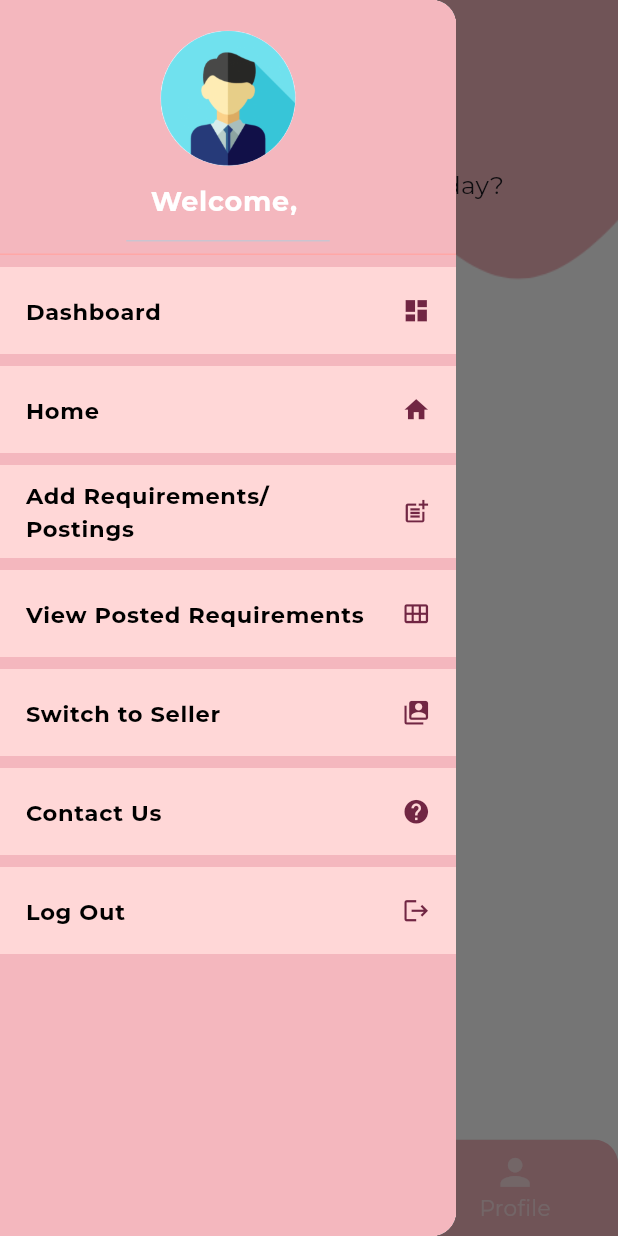
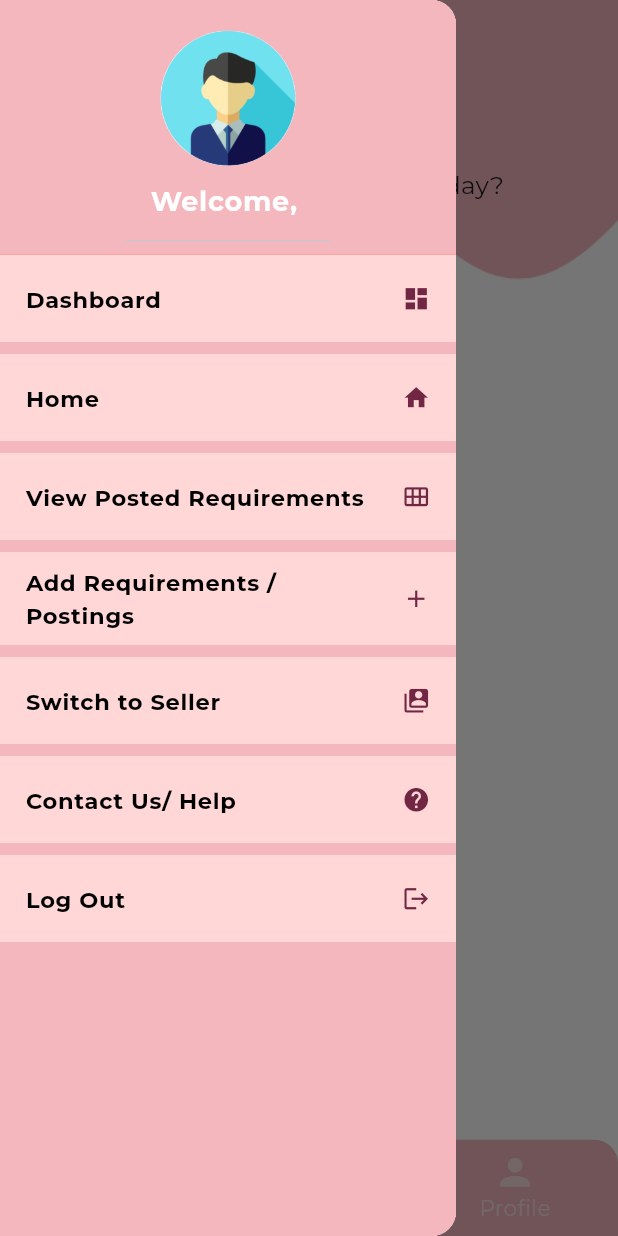
Before and after one commit to IsvaShahzad/CharmedHomeServices, a Flutter app: the ConsumerMainPageScreen screen opened directly, with the side drawer open, on a phone screen of 412 x 824 dp. Run offline on Flutter 3.47's test engine with Material 3 defaults, Android fonts, the phone set to English and light mode, and no system bars; our stand-ins replace badges, cloud_firestore, confetti, firebase_auth, firebase_core, firebase_storage and 5 more; missing offline and left inert: firebase_app_check, translator; accounts and stored records are empty; project files that could hold a hidden picture were left out.

Commit message:
full coded program

```diff
--- a/lib/Consumer_Screens/Consumer_mainpage.dart
+++ b/lib/Consumer_Screens/Consumer_mainpage.dart
@@ -83,7 +83,12 @@ class _ConsumerMainPageScreenState extends State<ConsumerMainPageScreen> {
 
   @override
   Widget build(BuildContext context) {
-    return Container(
+    return WillPopScope(
+      onWillPop: () async {
+        // Returning false prevents the screen from being popped
+        return false;
+      },
+      child: Container(
         decoration: BoxDecoration(
           image: DecorationImage(
             image: AssetImage("assets/images/mainpage.png"),
@@ -151,12 +156,15 @@ class _ConsumerMainPageScreenState extends State<ConsumerMainPageScreen> {
                       if (snapshot.hasData) {
                         final docs = snapshot.data!.docs;
                         return GridView.builder(
-                        gridDelegate: SliverGridDelegateWithFixedCrossAxisCount(
+                          gridDelegate:
+                              SliverGridDelegateWithFixedCrossAxisCount(
                             crossAxisCount: MediaQuery.of(context).size.width >
                                     600
                                 ? 3
                                 : 2, // Adjust number of columns based on screen width
-                          crossAxisSpacing: MediaQuery.of(context).size.width *
+                            crossAxisSpacing: MediaQuery.of(context)
+                                    .size
+                                    .width *
                                 0.01, // Adjust spacing based on screen width
                             mainAxisSpacing: MediaQuery.of(context).size.width *
                                 0.01, // Adjust spacing based on screen width
@@ -178,8 +186,7 @@ class _ConsumerMainPageScreenState extends State<ConsumerMainPageScreen> {
                                 Navigator.of(context).push(MaterialPageRoute(
                                   builder: (context) => SubcategoryScreen(
                                     categoryName: data['name'], // Category name
-                                  subcategories:
-                                      subcategories,
+                                    subcategories: subcategories,
                                     // Pass the list of subcategories
                                   ),
                                 ));
@@ -275,13 +282,7 @@ class _ConsumerMainPageScreenState extends State<ConsumerMainPageScreen> {
             ),
           ),
           drawer: Drawer(
-          child: LayoutBuilder(
-            builder: (context, constraints) {
-              // Determine the size of the screen
-              bool isWideScreen =
-                  constraints.maxWidth > 600; // Define your breakpoint here
-
-              return Container(
+            child: Container(
               decoration: BoxDecoration(
                 color: Color(
                     0xfff4b7be), // Set the background color to pink hex code
@@ -302,25 +303,18 @@ class _ConsumerMainPageScreenState extends State<ConsumerMainPageScreen> {
                             mainAxisAlignment: MainAxisAlignment.center,
                             children: <Widget>[
                               CircleAvatar(
-                                  radius: isWideScreen
-                                      ? 60
-                                      : 45, // Responsive avatar size
-                                  backgroundImage: AssetImage(
-                                      'assets/images/avatarimage.png'),
+                                radius: 45, // Smaller radius for the avatar
+                                backgroundImage:
+                                    AssetImage('assets/images/avatarimage.png'),
                                 // Use NetworkImage for online images
                                 // backgroundImage: NetworkImage('https://example.com/avatar.png'),
                               ),
-                                SizedBox(
-                                    height: isWideScreen
-                                        ? 20
-                                        : 10), // Responsive space
+                              SizedBox(height: 10),
                               Text(
                                 'Welcome, $userFirstName',
                                 style: TextStyle(
                                   color: Colors.white,
-                                    fontSize: isWideScreen
-                                        ? 22
-                                        : 18, // Responsive font size
+                                  fontSize: 18, // Smaller font size
                                   fontWeight: FontWeight.bold,
                                   fontFamily: 'Montserrat',
                                 ),
@@ -337,10 +331,24 @@ class _ConsumerMainPageScreenState extends State<ConsumerMainPageScreen> {
                       ],
                     ),
                   ),
-                    SizedBox(height: 8), // Space between header and first item
-                    _buildDrawerItem(
-                      icon: Icons.dashboard,
-                      title: "Dashboard",
+                  Container(
+                    color: Color(0xffffd7d7), // Lighter pink for the tile
+                    child: ListTile(
+                      contentPadding:
+                          EdgeInsets.symmetric(vertical: 1.0, horizontal: 17.0),
+                      trailing: Icon(
+                        Icons.dashboard,
+                        size: 19,
+                        color: Color(0xff712643),
+                      ),
+                      title: Text(
+                        "Dashboard",
+                        style: TextStyle(
+                            color: Colors.black,
+                            fontWeight: FontWeight.bold,
+                            fontFamily: 'Montserrat',
+                            fontSize: 15),
+                      ),
                       onTap: () {
                         Navigator.pushReplacement(
                           context,
@@ -350,10 +358,26 @@ class _ConsumerMainPageScreenState extends State<ConsumerMainPageScreen> {
                         );
                       },
                     ),
-                    SizedBox(height: 8), // Space between items
-                    _buildDrawerItem(
-                      icon: Icons.home,
-                      title: "Home ",
+                  ),
+                  SizedBox(height: 8), // Adjust space between items
+                  Container(
+                    color: Color(0xffffd7d7), // Lighter pink for the tile
+                    child: ListTile(
+                      contentPadding:
+                          EdgeInsets.symmetric(vertical: 1.0, horizontal: 17.0),
+                      trailing: Icon(
+                        Icons.home,
+                        size: 19,
+                        color: Color(0xff712643),
+                      ),
+                      title: Text(
+                        "Home",
+                        style: TextStyle(
+                            color: Colors.black,
+                            fontWeight: FontWeight.bold,
+                            fontFamily: 'Montserrat',
+                            fontSize: 15),
+                      ),
                       onTap: () {
                         Navigator.pushReplacement(
                           context,
@@ -363,10 +387,62 @@ class _ConsumerMainPageScreenState extends State<ConsumerMainPageScreen> {
                         );
                       },
                     ),
-                    SizedBox(height: 8), // Space between items
-                    _buildDrawerItem(
-                      icon: Icons.post_add,
-                      title: "Add Requirements/ Postings",
+                  ),
+                  SizedBox(height: 8), // Adjust space between items
+                  Container(
+                    color: Color(0xffffd7d7), // Lighter pink for the tile
+                    child: ListTile(
+                      contentPadding:
+                          EdgeInsets.symmetric(vertical: 1.0, horizontal: 17.0),
+                      trailing: Icon(
+                        Icons.calendar_view_month_rounded,
+                        size: 19,
+                        color: Color(0xff712643),
+                      ),
+                      title: Text(
+                        "View Posted Requirements",
+                        style: TextStyle(
+                            color: Colors.black,
+                            fontWeight: FontWeight.bold,
+                            fontFamily: 'Montserrat',
+                            fontSize: 15),
+                      ),
+                      onTap: () async {
+                        // final addedReqSnapshot = await FirebaseFirestore.instance
+                        //     .collection('AddRequirements')
+                        //     .get();
+                        // final addedrequirements = addedReqSnapshot.docs
+                        //     .map((doc) => RequirementModel.fromJson(doc.data()))
+                        //     .toList();
+
+                        Navigator.push(
+                          context,
+                          MaterialPageRoute(
+                              builder: (context) =>
+                                  RequirementsDisplayScreen()),
+                        );
+                      },
+                    ),
+                  ),
+                  SizedBox(height: 8), // Adjust space between items
+                  Container(
+                    color: Color(0xffffd7d7), // Lighter pink for the tile
+                    child: ListTile(
+                      contentPadding:
+                          EdgeInsets.symmetric(vertical: 1.0, horizontal: 17.0),
+                      trailing: Icon(
+                        Icons.add,
+                        size: 19,
+                        color: Color(0xff712643),
+                      ),
+                      title: Text(
+                        "Add Requirements / Postings",
+                        style: TextStyle(
+                            color: Colors.black,
+                            fontWeight: FontWeight.bold,
+                            fontFamily: 'Montserrat',
+                            fontSize: 15),
+                      ),
                       onTap: () {
                         Navigator.pushReplacement(
                           context,
@@ -376,30 +452,26 @@ class _ConsumerMainPageScreenState extends State<ConsumerMainPageScreen> {
                         );
                       },
                     ),
-                    SizedBox(height: 8), // Space between items
-                    _buildDrawerItem(
-                      icon: Icons.calendar_view_month_rounded,
-                      title: "View Posted Requirements",
-                      onTap: () async {
-                        final addedReqSnapshot = await FirebaseFirestore
-                            .instance
-                            .collection('AddRequirements')
-                            .get();
-                        final addedrequirements = addedReqSnapshot.docs
-                            .map((doc) => RequirementModel.fromJson(doc.data()))
-                            .toList();
-
-                        Navigator.push(
-                            context,
-                            MaterialPageRoute(
-                                builder: (context) =>
-                                    RequirementsDisplayScreen()));
-                      },
                   ),
-                    SizedBox(height: 8), // Space between items
-                    _buildDrawerItem(
-                      icon: Icons.switch_account,
-                      title: "Switch to Seller",
+                  SizedBox(height: 8), // Adjust space between items
+                  Container(
+                    color: Color(0xffffd7d7), // Lighter pink for the tile
+                    child: ListTile(
+                      contentPadding:
+                          EdgeInsets.symmetric(vertical: 1.0, horizontal: 17.0),
+                      trailing: Icon(
+                        Icons.switch_account,
+                        size: 19,
+                        color: Color(0xff712643),
+                      ),
+                      title: Text(
+                        "Switch to Seller",
+                        style: TextStyle(
+                            color: Colors.black,
+                            fontWeight: FontWeight.bold,
+                            fontFamily: 'Montserrat',
+                            fontSize: 15),
+                      ),
                       onTap: () {
                         Navigator.pushReplacement(
                           context,
@@ -409,23 +481,58 @@ class _ConsumerMainPageScreenState extends State<ConsumerMainPageScreen> {
                         );
                       },
                     ),
-                    SizedBox(height: 8), // Space between items
-                    _buildDrawerItem(
-                      icon: Icons.help,
-                      title: "Contact Us",
+                  ),
+                  SizedBox(height: 8), // Adjust space between items
+
+                  Container(
+                    color: Color(0xffffd7d7), // Lighter pink for the tile
+                    child: ListTile(
+                      contentPadding:
+                          EdgeInsets.symmetric(vertical: 1.0, horizontal: 17.0),
+                      trailing: Icon(
+                        Icons.help,
+                        size: 19,
+                        color: Color(0xff712643),
+                      ),
+                      title: Text(
+                        "Contact Us/ Help",
+                        style: TextStyle(
+                            color: Colors.black,
+                            fontWeight: FontWeight.bold,
+                            fontFamily: 'Montserrat',
+                            fontSize: 15),
+                      ),
                       onTap: () {
                         Navigator.pushReplacement(
                           context,
                           MaterialPageRoute(
-                            builder: (context) => ContactUsScreen(userRole: 'consumer',),
+                            builder: (context) =>
+                                ContactUsScreen(userRole: 'consumer'),
                           ),
                         );
                       },
                     ),
-                    SizedBox(height: 8), // Space between items
-                    _buildDrawerItem(
-                      icon: Icons.logout,
-                      title: "Log Out",
+                  ),
+
+                  SizedBox(height: 8), // Adjust space between items
+                  Container(
+                    color: Color(0xffffd7d7), // Lighter pink for the tile
+                    child: ListTile(
+                      contentPadding:
+                          EdgeInsets.symmetric(vertical: 1.0, horizontal: 17.0),
+                      trailing: Icon(
+                        Icons.logout,
+                        size: 19,
+                        color: Color(0xff712643),
+                      ),
+                      title: Text(
+                        "Log Out",
+                        style: TextStyle(
+                            color: Colors.black,
+                            fontWeight: FontWeight.bold,
+                            fontFamily: 'Montserrat',
+                            fontSize: 15),
+                      ),
                       onTap: () async {
                         await FirebaseAuth.instance.signOut();
                         Navigator.pushReplacement(
@@ -435,42 +542,14 @@ class _ConsumerMainPageScreenState extends State<ConsumerMainPageScreen> {
                         );
                       },
                     ),
-                    SizedBox(height: 8), // Space before the end of the list
+                  ),
+                  // No Divider here
                 ],
               ),
-              );
-            },
+            ),
           ),
         ),
       ),
     );
   }
 }
-
-Widget _buildDrawerItem({
-  required IconData icon,
-  required String title,
-  required VoidCallback onTap,
-}) {
-  return Container(
-    color: Color(0xffffd7d7), // Lighter pink for the tile
-    child: ListTile(
-      contentPadding: EdgeInsets.symmetric(vertical: 1.0, horizontal: 17.0),
-      trailing: Icon(
-        icon,
-        size: 19,
-        color: Color(0xff712643),
-      ),
-      title: Text(
-        title,
-        style: TextStyle(
-          color: Colors.black,
-          fontWeight: FontWeight.bold,
-          fontFamily: 'Montserrat',
-          fontSize: 15,
-        ),
-      ),
-      onTap: onTap,
-    ),
-  );
-}
--- a/lib/initialScreens/verify_email.dart
+++ b/lib/initialScreens/verify_email.dart
@@ -73,16 +73,18 @@ class _VerifyEmailState extends State<VerifyEmail> {
       ),
       child: isverified
           ? LoginScreen()
-          : Scaffold(
+          : WillPopScope(
+        onWillPop: () async => false, // Disable the back button
+        child: Scaffold(
           backgroundColor: Colors.transparent,
           appBar: AppBar(
             backgroundColor: Colors.transparent,
             elevation: 0,
-
             iconTheme: IconThemeData(color: Colors.white),
           ),
           body: Padding(
-          padding: EdgeInsets.symmetric(horizontal: screenWidth * 0.05),
+            padding:
+            EdgeInsets.symmetric(horizontal: screenWidth * 0.05),
             child: Column(
               mainAxisAlignment: MainAxisAlignment.center,
               children: [
@@ -98,7 +100,9 @@ class _VerifyEmailState extends State<VerifyEmail> {
                 SizedBox(height: screenHeight * 0.03), // Responsive spacing
                 ElevatedButton.icon(
                   style: ElevatedButton.styleFrom(
-                  foregroundColor: Color(0xffcc9a9d), backgroundColor: Colors.white, minimumSize: Size(screenWidth * 0.6, screenHeight * 0.07), // Responsive size
+                    foregroundColor: Color(0xffcc9a9d),
+                    backgroundColor: Colors.white,
+                    minimumSize: Size(screenWidth * 0.6, screenHeight * 0.07), // Responsive size
                     shape: RoundedRectangleBorder(
                       borderRadius: BorderRadius.zero, // Make the button square
                     ), // Button text color
@@ -125,7 +129,8 @@ class _VerifyEmailState extends State<VerifyEmail> {
                 SizedBox(height: screenHeight * 0.02), // Responsive spacing
                 TextButton(
                   style: TextButton.styleFrom(
-                  foregroundColor: Colors.white, minimumSize: Size(screenWidth * 0.6, screenHeight * 0.07), // Button text color
+                    foregroundColor: Colors.white,
+                    minimumSize: Size(screenWidth * 0.6, screenHeight * 0.07), // Button text color
                   ),
                   child: Text(
                     'Cancel',
@@ -147,6 +152,7 @@ class _VerifyEmailState extends State<VerifyEmail> {
             ),
           ),
         ),
+      ),
     );
   }
 }
--- a/lib/main.dart
+++ b/lib/main.dart
@@ -63,7 +63,7 @@ class MyApp extends StatelessWidget {
                 // ),
               ),
             ),
-            home: ConsumerMainPageScreen(),
+            home: SplashScreen(),
             debugShowCheckedModeBanner: false,
           );
         },
--- a/lib/productlisting_screen/productlistscreennew.dart
+++ b/lib/productlisting_screen/productlistscreennew.dart
@@ -58,7 +58,7 @@ Map<String, List<Product>> dummyProductsBySubcategory = {
     Product(
       imageUrl: 'https://bakerjo.co.uk/wp-content/uploads/2022/08/IMG_3525.jpg',
       productName: 'Carrot Cake',
-      productPrice: 13.99,
+      productPrice: 1300,
       productDescription:
           'Moist carrot cake with walnuts and cream cheese frosting.',
       companyName: 'Cake Shop',
@@ -69,7 +69,7 @@ Map<String, List<Product>> dummyProductsBySubcategory = {
       imageUrl:
           'https://joyfoodsunshine.com/wp-content/uploads/2021/12/best-vanilla-cupcakes-recipe-1x1-1.jpg',
       productName: 'Vanilla Cupcake',
-      productPrice: 3.99,
+      productPrice: 1200,
       productDescription: 'Tasty vanilla cupcake with creamy frosting.',
       companyName: 'Cupcake Corner',
     ),
@@ -77,7 +77,7 @@ Map<String, List<Product>> dummyProductsBySubcategory = {
       imageUrl:
           'https://www.onceuponachef.com/images/2021/02/chocolate-lover-chocolate-cupcakes-scaled.jpg',
       productName: 'Chocolate Cupcake',
-      productPrice: 4.99,
+      productPrice: 700,
       productDescription: 'Delicious chocolate cupcake with a moist center.',
       companyName: 'Bakes',
     ),
@@ -85,7 +85,7 @@ Map<String, List<Product>> dummyProductsBySubcategory = {
       imageUrl:
           'https://www.allrecipes.com/thmb/W5Ou0-fSTAHi5vM9FdJkplRzgNQ=/1500x0/filters:no_upscale():max_bytes(150000):strip_icc()/212429-red-velvet-cupcakes-ddmfs-0178-3x4-hero-e5cd9e2684dd4d90b40d9aa0d42e3ee2.jpg',
       productName: 'Red Velvet Cupcake',
-      productPrice: 4.49,
+      productPrice: 400,
       productDescription:
           'Smooth red velvet cupcake with cream cheese frosting.',
       companyName: 'EatsCo.',
@@ -94,7 +94,7 @@ Map<String, List<Product>> dummyProductsBySubcategory = {
       imageUrl:
           'https://sallysbakingaddiction.com/wp-content/uploads/2013/04/the-best-lemon-cupcakes-5.jpg',
       productName: 'Lemon Cupcake',
-      productPrice: 4.29,
+      productPrice: 400,
       productDescription: 'Zesty lemon cupcake with a tangy glaze.',
       companyName: 'Cupcake Corner',
     ),
@@ -102,7 +102,7 @@ Map<String, List<Product>> dummyProductsBySubcategory = {
       imageUrl:
           'https://joyfoodsunshine.com/wp-content/uploads/2022/08/carrot-cake-cupcakes-recipe-8.jpg',
       productName: 'Carrot Cupcake',
-      productPrice: 4.79,
+      productPrice: 400,
       productDescription:
           'Moist carrot cupcake with walnuts and cream cheese frosting.',
       companyName: 'Cupcake Corner',
@@ -114,23 +114,18 @@ Map<String, List<Product>> dummyProductsBySubcategory = {
       'https://www.shanfoods.com/wp-content/uploads/2016/11/seekh-kabab.jpg',
       productName: 'Kebab',
       productPrice: 450,
-      productDescription: 'Fresh Chicken Nuggets.',
+      productDescription: 'Fresh Chicken Kebab.',
       companyName: 'Bakery',
-    ), Product(
+    ),
+    Product(
       imageUrl:
       'https://karalydon.com/wp-content/uploads/2022/05/air-fryer-frozen-french-fries-8-2.jpg',
       productName: 'Fries',
       productPrice: 300,
       productDescription: 'Fresh Chicken Nuggets.',
       companyName: 'Bakery',
-    ), Product(
-      imageUrl:
-      'https://cdn.tasteatlas.com/images/recipes/77b9ef5b3e404dacbc227418104705ff.jpg',
-      productName: 'Nuggets',
-      productPrice: 890,
-      productDescription: 'Fresh Chicken Nuggets.',
-      companyName: 'Bakery',
     ),
+
     Product(
       imageUrl:
           'https://cdn.tasteatlas.com/images/recipes/77b9ef5b3e404dacbc227418104705ff.jpg',
@@ -166,7 +161,7 @@ Map<String, List<Product>> dummyProductsBySubcategory = {
     Product(
       imageUrl:
           'https://mummyrecipes.in/wp-content/uploads/2019/08/chickenpopsCover.jpg',
-      productName: 'Pops',
+      productName: 'Chicken Pops',
       productPrice: 900,
       productDescription:
           'Chicken pops with chunks of chicken and bread crumbs',
--- a/lib/seller/addProduct.dart
+++ b/lib/seller/addProduct.dart
@@ -31,7 +31,7 @@ class _AddProductState extends State<AddProduct> {
             child: ElevatedButton(
               style: ElevatedButton.styleFrom(
                 foregroundColor: Colors.white,
-                backgroundColor: Color(0xFFAB47BC),
+                backgroundColor: Color(0xffcc9a9d),
                 elevation: 3,
                 minimumSize: const Size(150, 50),
                 maximumSize: const Size(150, 50),
--- a/lib/seller/seller_checkout/seller_cartscreen.dart
+++ b/lib/seller/seller_checkout/seller_cartscreen.dart
@@ -64,7 +64,7 @@ class _CartScreenState extends State<CartScreen> {
             child: Padding(
               padding: EdgeInsets.only(top: 20),
               child: Text(
-                'Your cart is empty!\nAdd something to cart 🛒',
+                'Your cart is empty!\nAdd something to it🛒',
                 style: TextStyle(
                   fontSize: 19,
                   fontWeight: FontWeight.w500,
```
Lines whose indentation alone changed are shown as unchanged.
